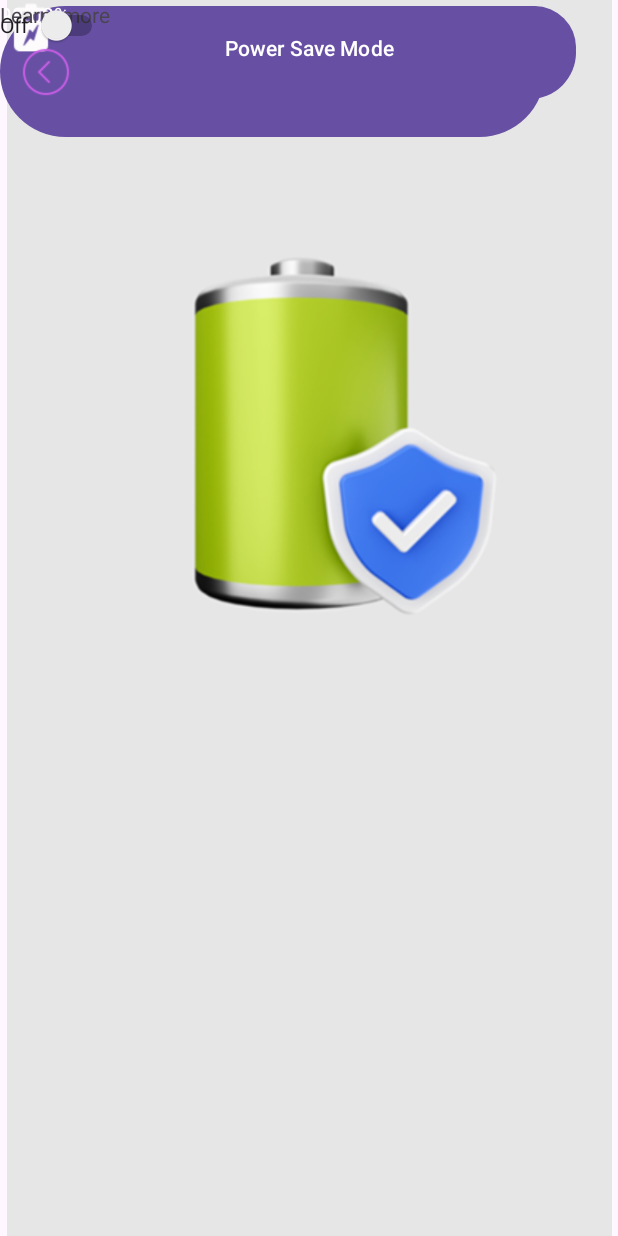
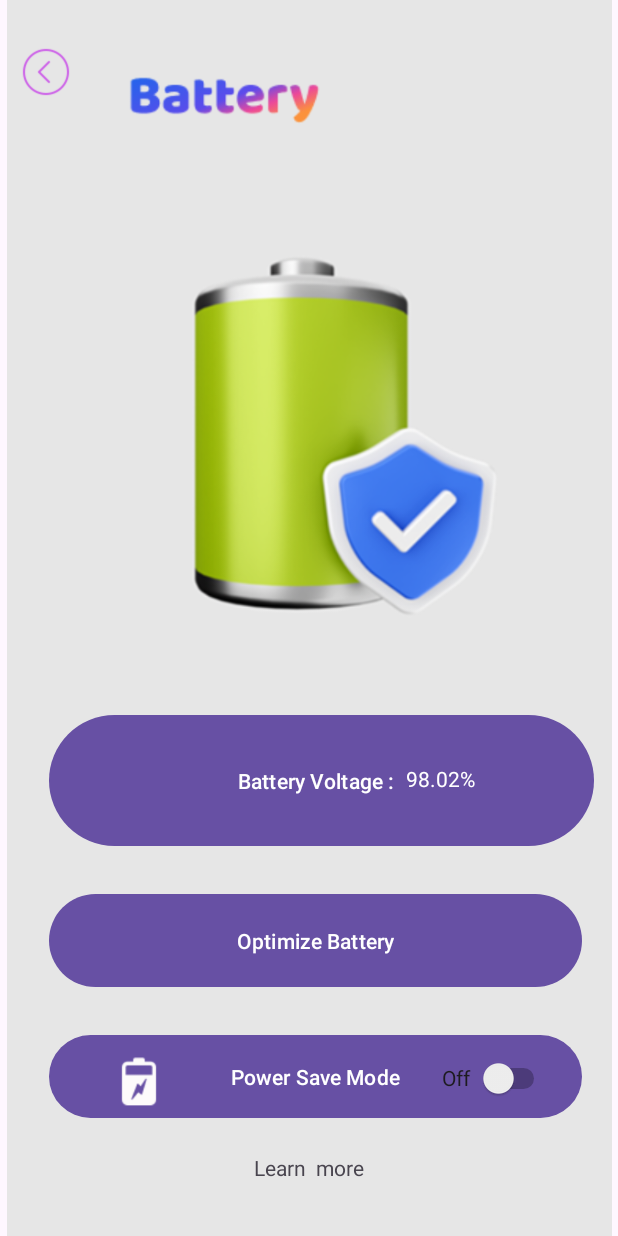
Before and after one commit to SahanRansika/AutoCare-Test, an Android app: the layout fuel_chargin_battery.xml on its own in the app's theme, with its tools: preview values and no code run, on a phone screen of 412 x 824 dp. Run offline under Robolectric (Android 15) with nearby library versions, the phone set to English and light mode, and no system bars.

Commit message:
battery.xml response added.

```diff
--- a/app/src/main/java/com/example/hellojava/MainActivity.java
+++ b/app/src/main/java/com/example/hellojava/MainActivity.java
@@ -7,6 +7,6 @@ public class MainActivity extends AppCompatActivity {
     @Override
     protected void onCreate(Bundle savedInstanceState) {
         super.onCreate(savedInstanceState);
-        setContentView(R.layout.engin);
+        setContentView(R.layout.speed);
     }
 }
--- a/app/src/main/res/layout/activity_main.xml
+++ b/app/src/main/res/layout/activity_main.xml
@@ -6,13 +6,24 @@
     android:layout_height="match_parent">
 
     <ImageView
-        android:id="@+id/imageView"
-        android:layout_width="296dp"
-        android:layout_height="333dp"
+        android:id="@+id/imageView56"
+        android:layout_width="766dp"
+        android:layout_height="1014dp"
         app:layout_constraintBottom_toBottomOf="parent"
         app:layout_constraintEnd_toEndOf="parent"
-        app:layout_constraintHorizontal_bias="0.495"
+        app:layout_constraintHorizontal_bias="0.501"
         app:layout_constraintStart_toStartOf="parent"
         app:layout_constraintTop_toTopOf="parent"
-        app:srcCompat="@drawable/whatsapp_image_2025_08_17_at_15_39_39_69f7b541" />
+        app:layout_constraintVertical_bias="0.409"
+        app:srcCompat="@drawable/android_compact___1" />
+
+    <ImageView
+        android:id="@+id/imageView57"
+        android:layout_width="322dp"
+        android:layout_height="428dp"
+        app:layout_constraintBottom_toBottomOf="parent"
+        app:layout_constraintEnd_toEndOf="parent"
+        app:layout_constraintStart_toStartOf="parent"
+        app:layout_constraintTop_toTopOf="parent"
+        app:srcCompat="@drawable/adobe_express___file" />
 </androidx.constraintlayout.widget.ConstraintLayout>
--- a/app/src/main/res/layout/fuel_chargin_battery.xml
+++ b/app/src/main/res/layout/fuel_chargin_battery.xml
@@ -22,18 +22,26 @@
         android:layout_width="363dp"
         android:layout_height="95dp"
         android:text="Battery Voltage :  "
-        tools:ignore="MissingConstraints"
-        tools:layout_editor_absoluteX="24dp"
-        tools:layout_editor_absoluteY="404dp" />
+        app:layout_constraintBottom_toBottomOf="parent"
+        app:layout_constraintEnd_toEndOf="parent"
+        app:layout_constraintHorizontal_bias="0.666"
+        app:layout_constraintStart_toStartOf="parent"
+        app:layout_constraintTop_toTopOf="parent"
+        app:layout_constraintVertical_bias="0.649"
+        tools:ignore="MissingConstraints" />
 
     <TextView
         android:id="@+id/txtVoltage"
         android:layout_width="wrap_content"
         android:layout_height="wrap_content"
+        android:text="98.02%"
         android:textColor="@color/white"
-        android:text="98.02%"
-        tools:layout_editor_absoluteX="268dp"
-        tools:layout_editor_absoluteY="444dp"
+        app:layout_constraintBottom_toBottomOf="parent"
+        app:layout_constraintEnd_toEndOf="parent"
+        app:layout_constraintHorizontal_bias="0.739"
+        app:layout_constraintStart_toStartOf="parent"
+        app:layout_constraintTop_toTopOf="parent"
+        app:layout_constraintVertical_bias="0.633"
         tools:ignore="MissingConstraints" />
 
     <Button
@@ -41,28 +49,38 @@
         android:layout_width="355dp"
         android:layout_height="70dp"
         android:text="Optimize Battery"
+        app:layout_constraintBottom_toBottomOf="parent"
         app:layout_constraintEnd_toEndOf="parent"
+        app:layout_constraintHorizontal_bias="0.571"
         app:layout_constraintStart_toStartOf="parent"
-        tools:ignore="MissingConstraints"
-        tools:layout_editor_absoluteY="522dp" />
+        app:layout_constraintTop_toTopOf="parent"
+        app:layout_constraintVertical_bias="0.785"
+        tools:ignore="MissingConstraints" />
 
     <Button
         android:id="@+id/btnPowerSave"
         android:layout_width="355dp"
         android:layout_height="63dp"
         android:text="Power Save Mode"
+        app:layout_constraintBottom_toBottomOf="parent"
         app:layout_constraintEnd_toEndOf="parent"
+        app:layout_constraintHorizontal_bias="0.571"
         app:layout_constraintStart_toStartOf="parent"
-        tools:layout_editor_absoluteY="607dp"
+        app:layout_constraintTop_toTopOf="parent"
+        app:layout_constraintVertical_bias="0.902"
         tools:ignore="MissingConstraints" />
 
     <ImageView
         android:id="@+id/imageView52"
         android:layout_width="41dp"
         android:layout_height="38dp"
+        app:layout_constraintBottom_toBottomOf="parent"
+        app:layout_constraintEnd_toEndOf="parent"
+        app:layout_constraintHorizontal_bias="0.194"
+        app:layout_constraintStart_toStartOf="parent"
+        app:layout_constraintTop_toTopOf="parent"
+        app:layout_constraintVertical_bias="0.894"
         app:srcCompat="@drawable/icons8_battery_50__2_"
-        tools:layout_editor_absoluteX="60dp"
-        tools:layout_editor_absoluteY="620dp"
         tools:ignore="MissingConstraints" />
 
     <TextView
@@ -70,8 +88,11 @@
         android:layout_width="wrap_content"
         android:layout_height="wrap_content"
         android:text="Learn  more"
-        tools:layout_editor_absoluteX="158dp"
-        tools:layout_editor_absoluteY="683dp"
+        app:layout_constraintBottom_toBottomOf="parent"
+        app:layout_constraintEnd_toEndOf="parent"
+        app:layout_constraintStart_toStartOf="parent"
+        app:layout_constraintTop_toTopOf="parent"
+        app:layout_constraintVertical_bias="0.955"
         tools:ignore="MissingConstraints" />
 
     <ImageView
@@ -91,8 +112,12 @@
         android:layout_width="72dp"
         android:layout_height="33dp"
         android:text="Off"
-        tools:ignore="MissingConstraints"
-        tools:layout_editor_absoluteX="286dp"
-        tools:layout_editor_absoluteY="625dp" />
+        app:layout_constraintBottom_toBottomOf="parent"
+        app:layout_constraintEnd_toEndOf="parent"
+        app:layout_constraintHorizontal_bias="0.867"
+        app:layout_constraintStart_toStartOf="parent"
+        app:layout_constraintTop_toTopOf="parent"
+        app:layout_constraintVertical_bias="0.888"
+        tools:ignore="MissingConstraints" />
 
 </androidx.constraintlayout.widget.ConstraintLayout>
```
Also changed, not shown: app/src/main/res/drawable/adobe_express___file.png (added), 31 other files.
